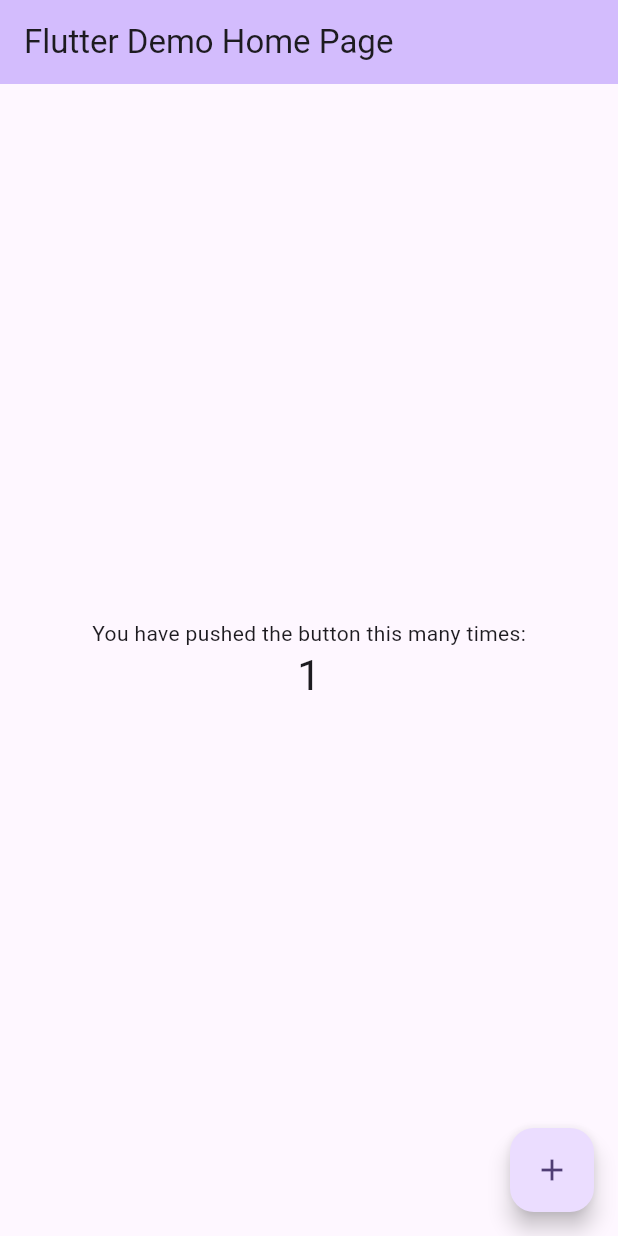
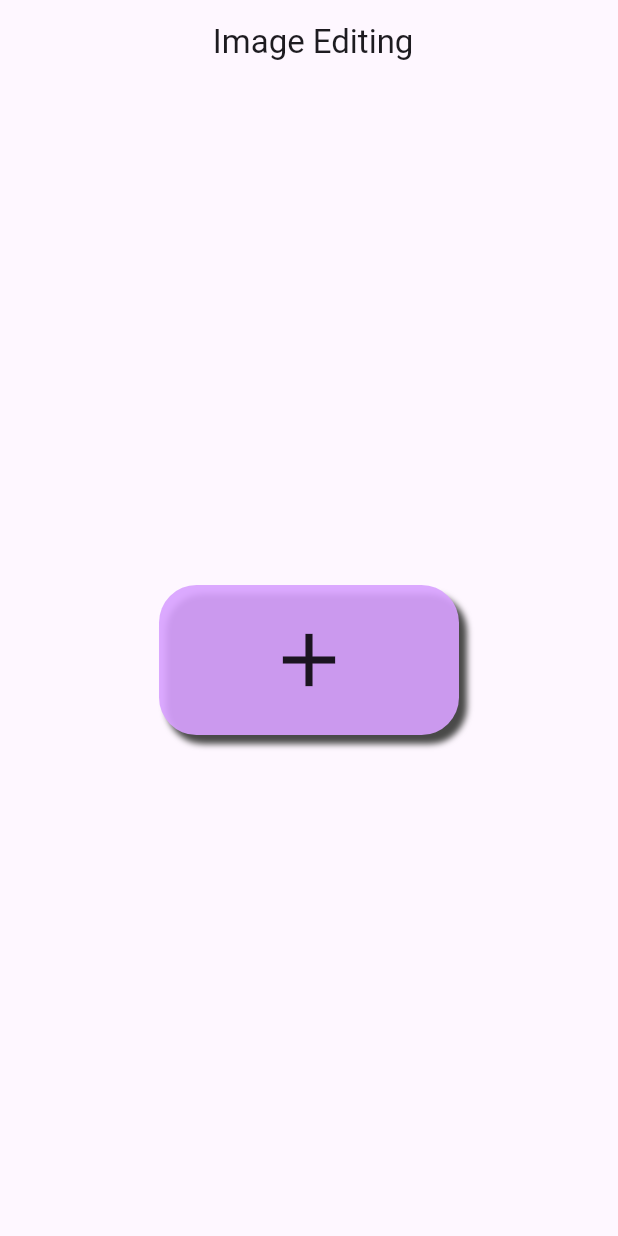
Before and after one commit to flutterboydeep/ImageEditing_app, a Flutter app: the screen it shows after launch, after a tap on the "add" icon, on a phone screen of 412 x 824 dp. Run offline on Flutter 3.47's test engine with Material 3 defaults, Android fonts, the phone set to English and light mode, and no system bars; our stand-ins replace image_picker; missing offline and left inert: image_picker_platform_interface.

Commit message:
ImagePicker use in this repo

```diff
--- a/analysis_options.yaml
+++ b/analysis_options.yaml
@@ -7,7 +7,7 @@
 
 # The following line activates a set of recommended lints for Flutter apps,
 # packages, and plugins designed to encourage good coding practices.
-include: package:flutter_lints/flutter.yaml
+# include: package:flutter_lints/flutter.yaml
 
 linter:
   # The lint rules applied to this project can be customized in the
--- a/lib/main.dart
+++ b/lib/main.dart
@@ -1,125 +1,147 @@
 import 'package:flutter/material.dart';
+import 'package:image_editing/screen/ChooseImage.dart';
 
 void main() {
-  runApp(const MyApp());
+  runApp(MyApp());
 }
 
 class MyApp extends StatelessWidget {
   const MyApp({super.key});
-
-  // This widget is the root of your application.
-  @override
   Widget build(BuildContext context) {
     return MaterialApp(
-      title: 'Flutter Demo',
-      theme: ThemeData(
-        // This is the theme of your application.
-        //
-        // TRY THIS: Try running your application with "flutter run". You'll see
-        // the application has a blue toolbar. Then, without quitting the app,
-        // try changing the seedColor in the colorScheme below to Colors.green
-        // and then invoke "hot reload" (save your changes or press the "hot
-        // reload" button in a Flutter-supported IDE, or press "r" if you used
-        // the command line to start the app).
-        //
-        // Notice that the counter didn't reset back to zero; the application
-        // state is not lost during the reload. To reset the state, use hot
-        // restart instead.
-        //
-        // This works for code too, not just values: Most code changes can be
-        // tested with just a hot reload.
-        colorScheme: ColorScheme.fromSeed(seedColor: Colors.deepPurple),
-        useMaterial3: true,
-      ),
-      home: const MyHomePage(title: 'Flutter Demo Home Page'),
+      home: chooseImage(),
+      theme: ThemeData(useMaterial3: true),
     );
   }
 }
 
-class MyHomePage extends StatefulWidget {
-  const MyHomePage({super.key, required this.title});
 
-  // This widget is the home page of your application. It is stateful, meaning
-  // that it has a State object (defined below) that contains fields that affect
-  // how it looks.
 
-  // This class is the configuration for the state. It holds the values (in this
-  // case the title) provided by the parent (in this case the App widget) and
-  // used by the build method of the State. Fields in a Widget subclass are
-  // always marked "final".
 
-  final String title;
 
-  @override
-  State<MyHomePage> createState() => _MyHomePageState();
-}
 
-class _MyHomePageState extends State<MyHomePage> {
-  int _counter = 0;
 
-  void _incrementCounter() {
-    setState(() {
-      // This call to setState tells the Flutter framework that something has
-      // changed in this State, which causes it to rerun the build method below
-      // so that the display can reflect the updated values. If we changed
-      // _counter without calling setState(), then the build method would not be
-      // called again, and so nothing would appear to happen.
-      _counter++;
-    });
-  }
 
-  @override
-  Widget build(BuildContext context) {
-    // This method is rerun every time setState is called, for instance as done
-    // by the _incrementCounter method above.
-    //
-    // The Flutter framework has been optimized to make rerunning build methods
-    // fast, so that you can just rebuild anything that needs updating rather
-    // than having to individually change instances of widgets.
-    return Scaffold(
-      appBar: AppBar(
-        // TRY THIS: Try changing the color here to a specific color (to
-        // Colors.amber, perhaps?) and trigger a hot reload to see the AppBar
-        // change color while the other colors stay the same.
-        backgroundColor: Theme.of(context).colorScheme.inversePrimary,
-        // Here we take the value from the MyHomePage object that was created by
-        // the App.build method, and use it to set our appbar title.
-        title: Text(widget.title),
-      ),
-      body: Center(
-        // Center is a layout widget. It takes a single child and positions it
-        // in the middle of the parent.
-        child: Column(
-          // Column is also a layout widget. It takes a list of children and
-          // arranges them vertically. By default, it sizes itself to fit its
-          // children horizontally, and tries to be as tall as its parent.
-          //
-          // Column has various properties to control how it sizes itself and
-          // how it positions its children. Here we use mainAxisAlignment to
-          // center the children vertically; the main axis here is the vertical
-          // axis because Columns are vertical (the cross axis would be
-          // horizontal).
-          //
-          // TRY THIS: Invoke "debug painting" (choose the "Toggle Debug Paint"
-          // action in the IDE, or press "p" in the console), to see the
-          // wireframe for each widget.
-          mainAxisAlignment: MainAxisAlignment.center,
-          children: <Widget>[
-            const Text(
-              'You have pushed the button this many times:',
-            ),
-            Text(
-              '$_counter',
-              style: Theme.of(context).textTheme.headlineMedium,
-            ),
-          ],
-        ),
-      ),
-      floatingActionButton: FloatingActionButton(
-        onPressed: _incrementCounter,
-        tooltip: 'Increment',
-        child: const Icon(Icons.add),
-      ), // This trailing comma makes auto-formatting nicer for build methods.
-    );
-  }
-}
+// void main() {
+//   runApp(const MyApp());
+// }
+
+// class MyApp extends StatelessWidget {
+//   const MyApp({super.key});
+
+//   // This widget is the root of your application.
+//   @override
+//   Widget build(BuildContext context) {
+//     return MaterialApp(
+//       title: 'Flutter Demo',
+//       theme: ThemeData(
+//         // This is the theme of your application.
+//         //
+//         // TRY THIS: Try running your application with "flutter run". You'll see
+//         // the application has a blue toolbar. Then, without quitting the app,
+//         // try changing the seedColor in the colorScheme below to Colors.green
+//         // and then invoke "hot reload" (save your changes or press the "hot
+//         // reload" button in a Flutter-supported IDE, or press "r" if you used
+//         // the command line to start the app).
+//         //
+//         // Notice that the counter didn't reset back to zero; the application
+//         // state is not lost during the reload. To reset the state, use hot
+//         // restart instead.
+//         //
+//         // This works for code too, not just values: Most code changes can be
+//         // tested with just a hot reload.
+//         colorScheme: ColorScheme.fromSeed(seedColor: Colors.deepPurple),
+//         useMaterial3: true,
+//       ),
+//       home: const MyHomePage(title: 'Flutter Demo Home Page'),
+//     );
+//   }
+// }
+
+// class MyHomePage extends StatefulWidget {
+//   const MyHomePage({super.key, required this.title});
+
+//   // This widget is the home page of your application. It is stateful, meaning
+//   // that it has a State object (defined below) that contains fields that affect
+//   // how it looks.
+
+//   // This class is the configuration for the state. It holds the values (in this
+//   // case the title) provided by the parent (in this case the App widget) and
+//   // used by the build method of the State. Fields in a Widget subclass are
+//   // always marked "final".
+
+//   final String title;
+
+//   @override
+//   State<MyHomePage> createState() => _MyHomePageState();
+// }
+
+// class _MyHomePageState extends State<MyHomePage> {
+//   int _counter = 0;
+
+//   void _incrementCounter() {
+//     setState(() {
+//       // This call to setState tells the Flutter framework that something has
+//       // changed in this State, which causes it to rerun the build method below
+//       // so that the display can reflect the updated values. If we changed
+//       // _counter without calling setState(), then the build method would not be
+//       // called again, and so nothing would appear to happen.
+//       _counter++;
+//     });
+//   }
+
+//   @override
+//   Widget build(BuildContext context) {
+//     // This method is rerun every time setState is called, for instance as done
+//     // by the _incrementCounter method above.
+//     //
+//     // The Flutter framework has been optimized to make rerunning build methods
+//     // fast, so that you can just rebuild anything that needs updating rather
+//     // than having to individually change instances of widgets.
+//     return Scaffold(
+//       appBar: AppBar(
+//         // TRY THIS: Try changing the color here to a specific color (to
+//         // Colors.amber, perhaps?) and trigger a hot reload to see the AppBar
+//         // change color while the other colors stay the same.
+//         backgroundColor: Theme.of(context).colorScheme.inversePrimary,
+//         // Here we take the value from the MyHomePage object that was created by
+//         // the App.build method, and use it to set our appbar title.
+//         title: Text(widget.title),
+//       ),
+//       body: Center(
+//         // Center is a layout widget. It takes a single child and positions it
+//         // in the middle of the parent.
+//         child: Column(
+//           // Column is also a layout widget. It takes a list of children and
+//           // arranges them vertically. By default, it sizes itself to fit its
+//           // children horizontally, and tries to be as tall as its parent.
+//           //
+//           // Column has various properties to control how it sizes itself and
+//           // how it positions its children. Here we use mainAxisAlignment to
+//           // center the children vertically; the main axis here is the vertical
+//           // axis because Columns are vertical (the cross axis would be
+//           // horizontal).
+//           //
+//           // TRY THIS: Invoke "debug painting" (choose the "Toggle Debug Paint"
+//           // action in the IDE, or press "p" in the console), to see the
+//           // wireframe for each widget.
+//           mainAxisAlignment: MainAxisAlignment.center,
+//           children: <Widget>[
+//             const Text(
+//               'You have pushed the button this many times:',
+//             ),
+//             Text(
+//               '$_counter',
+//               style: Theme.of(context).textTheme.headlineMedium,
+//             ),
+//           ],
+//         ),
+//       ),
+//       floatingActionButton: FloatingActionButton(
+//         onPressed: _incrementCounter,
+//         tooltip: 'Increment',
+//         child: const Icon(Icons.add),
+//       ), // This trailing comma makes auto-formatting nicer for build methods.
+//     );
+//   }
+// }
--- /dev/null
+++ b/lib/screen/ChooseImage.dart
@@ -0,0 +1,56 @@
+import 'package:flutter/material.dart';
+import 'package:image_editing/screen/EditImage.dart';
+import 'package:image_picker/image_picker.dart';
+import 'package:image_picker_platform_interface/image_picker_platform_interface.dart';
+
+class chooseImage extends StatelessWidget {
+  @override
+  Widget build(BuildContext context) {
+    return Scaffold(
+      appBar: AppBar(
+        title: Text(" Image Editing"),
+        centerTitle: true,
+      ),
+      body: Center(
+        child: InkWell(
+          child: Container(
+            height: 100,
+            width: 200,
+            // transform: Matrix4.rotationZ(0),
+            decoration: BoxDecoration(
+                color: Color.fromARGB(231, 216, 161, 255),
+                boxShadow: [
+                  BoxShadow(
+                    color: const Color.fromARGB(255, 73, 73, 72),
+                    offset: Offset(5, 6),
+                    blurRadius: 3,
+                    blurStyle: BlurStyle.normal,
+                  ),
+                ],
+                borderRadius: BorderRadius.circular(25)),
+            child: Center(
+                child: Icon(
+              Icons.add,
+              size: 60,
+            )),
+          ),
+          onTap: () async {
+            final ImagePicker picker = ImagePicker();
+
+            XFile? file = await picker.pickImage(source: ImageSource.gallery);
+            if (file != null) {
+              Navigator.push(
+                context,
+                MaterialPageRoute(
+                  builder: (context) => EditImage(
+                    ImagePath: file.path,
+                  ),
+                ),
+              );
+            }
+          },
+        ),
+      ),
+    );
+  }
+}
--- /dev/null
+++ b/lib/screen/EditImage.dart
@@ -0,0 +1,21 @@
+import 'dart:io';
+
+import 'package:flutter/material.dart';
+
+class EditImage extends StatefulWidget {
+  final String ImagePath;
+  EditImage({super.key, required this.ImagePath});
+  State<EditImage> createState() => _EditImage();
+}
+
+class _EditImage extends State<EditImage> {
+  @override
+  Widget build(BuildContext context) {
+    return Scaffold(
+      appBar: AppBar(title: Text("Image Edit")),
+      body: Container(
+        child: Image.file(File(widget.ImagePath)),
+      ),
+    );
+  }
+}
--- a/pubspec.yaml
+++ b/pubspec.yaml
@@ -30,6 +30,7 @@ environment:
 dependencies:
   flutter:
     sdk: flutter
+  image_picker: ^1.0.7
 
 
   # The following adds the Cupertino Icons font to your application.
@@ -39,6 +40,7 @@ dependencies:
 dev_dependencies:
   flutter_test:
     sdk: flutter
+
 
   # The "flutter_lints" package below contains a set of recommended lints to
   # encourage good coding practices. The lint set provided by the package is
```
Also changed, not shown: pubspec.lock, 6 other files.
